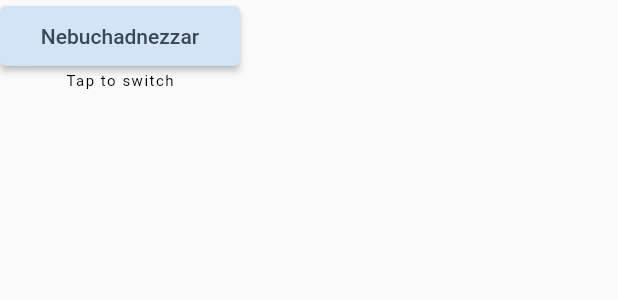
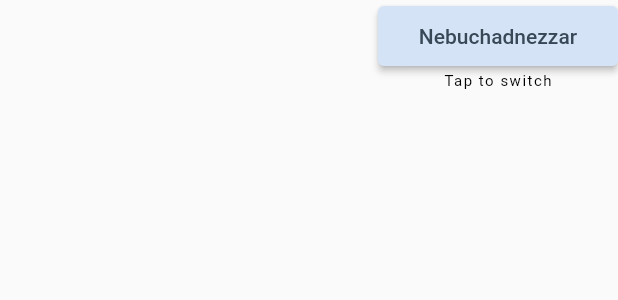
Before and after one commit to Esosek/dronetag_planner, a Flutter app: the ActiveDeviceIndicator widget shown alone on an empty page, opened directly, on a phone screen of 412 x 824 dp. Shown: the top 300 px of the screen. Run offline on Flutter 3.47's test engine with Material 2 defaults, Android fonts, the phone set to English and light mode, and no system bars; our stand-ins replace flutter_riverpod, google_fonts, logger.

Commit message:
ActiveDeviceIndicator pos improvement

```diff
--- a/lib/components/device/active_device_indicator.dart
+++ b/lib/components/device/active_device_indicator.dart
@@ -12,7 +12,10 @@ class ActiveDeviceIndicator extends ConsumerWidget {
   Widget build(BuildContext context, WidgetRef ref) {
     final devices = ref.watch(devicesProvider);
     final activeDevice = devices.firstWhere((device) => device.isActive);
-    return Column(
+    return Container(
+      width: double.infinity,
+      alignment: Alignment.centerRight,
+      child: Column(
         crossAxisAlignment: CrossAxisAlignment.center,
         children: [
           CustomElevatedButton(
@@ -34,6 +37,7 @@ class ActiveDeviceIndicator extends ConsumerWidget {
                 .copyWith(letterSpacing: 1),
           ),
         ],
+      ),
     );
   }
 }
```
Also changed, not shown: lib/screens/planner_screen.dart (+9 -5 lines). Lines whose indentation alone changed are shown as unchanged.
